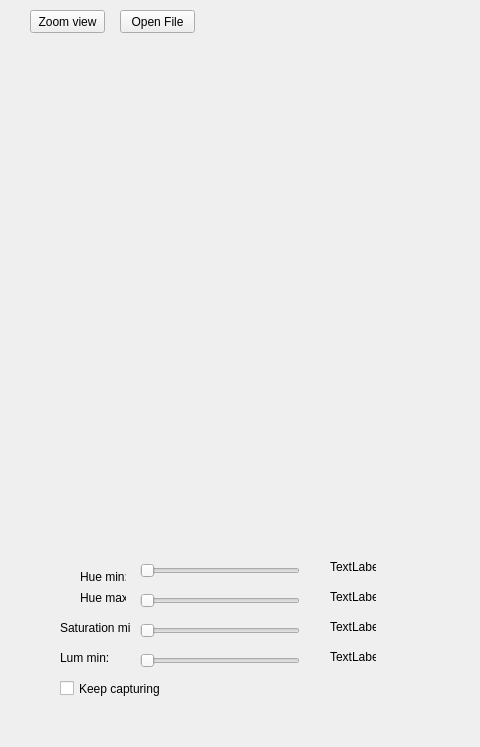
Before: the Qt Designer form main_window.ui in gstiebler/pyqtopencv, drawn with Qt 5; both pictures show x 0 to 480 and y 0 to 747 of the 1349 by 747 pixel window.
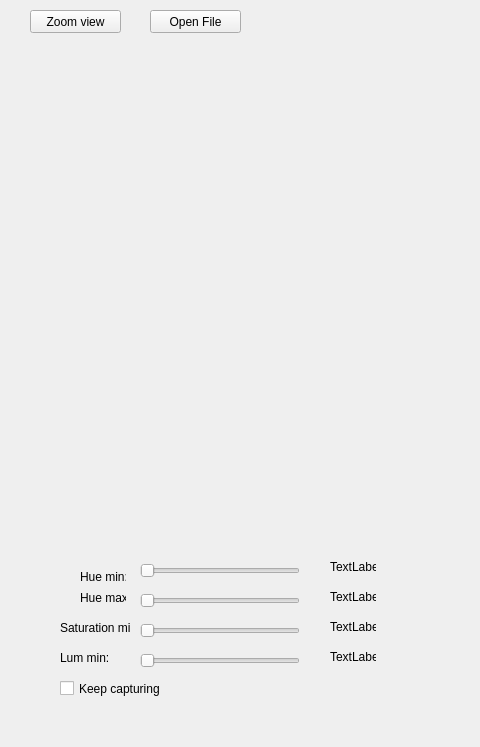
After: the same form once the commit is applied.

Diff of the .ui file:
```diff
--- a/main_window.ui
+++ b/main_window.ui
@@ -165,7 +165,7 @@
      <rect>
       <x>60</x>
       <y>680</y>
-      <width>101</width>
+      <width>151</width>
       <height>17</height>
      </rect>
     </property>
@@ -181,7 +181,7 @@
      <rect>
       <x>30</x>
       <y>10</y>
-      <width>75</width>
+      <width>91</width>
       <height>23</height>
      </rect>
     </property>
@@ -234,9 +234,9 @@
    <widget class="QPushButton" name="btOpenFile">
     <property name="geometry">
      <rect>
-      <x>120</x>
+      <x>150</x>
       <y>10</y>
-      <width>75</width>
+      <width>91</width>
       <height>23</height>
      </rect>
     </property>
```
